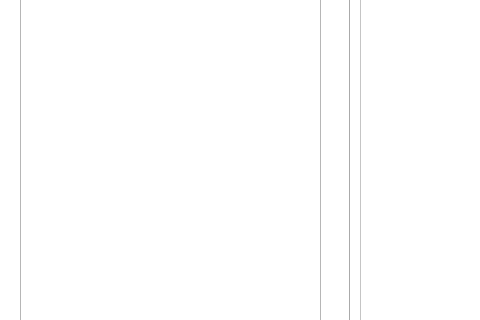
Above: qt_app/gui/phasorflim.ui from Tomkaehst/PhasorFLIM before the change; both pictures show x 0 to 480 and y 137 to 457 of the 1200 by 800 pixel window. Below: the same form after it.
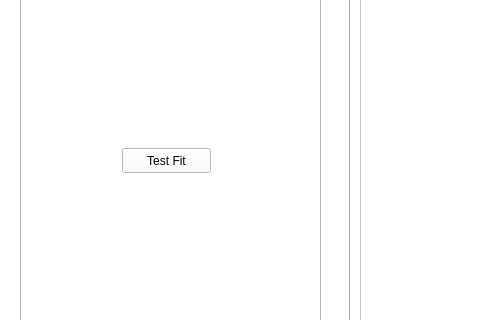
That is the form after the change. The open tabs and pages were chosen to show the change. Custom widgets are drawn as their Qt base class.

```diff
--- a/qt_app/gui/phasorflim.ui
+++ b/qt_app/gui/phasorflim.ui
@@ -211,6 +211,19 @@
      <attribute name="title">
       <string>Fitting</string>
      </attribute>
+     <widget class="QPushButton" name="pushButton_test">
+      <property name="geometry">
+       <rect>
+        <x>100</x>
+        <y>150</y>
+        <width>89</width>
+        <height>25</height>
+       </rect>
+      </property>
+      <property name="text">
+       <string>Test Fit</string>
+      </property>
+     </widget>
     </widget>
     <widget class="QWidget" name="tab_output">
      <attribute name="title">
```
Left out of the diff: 2 changed lines with no effect on the pictures.
